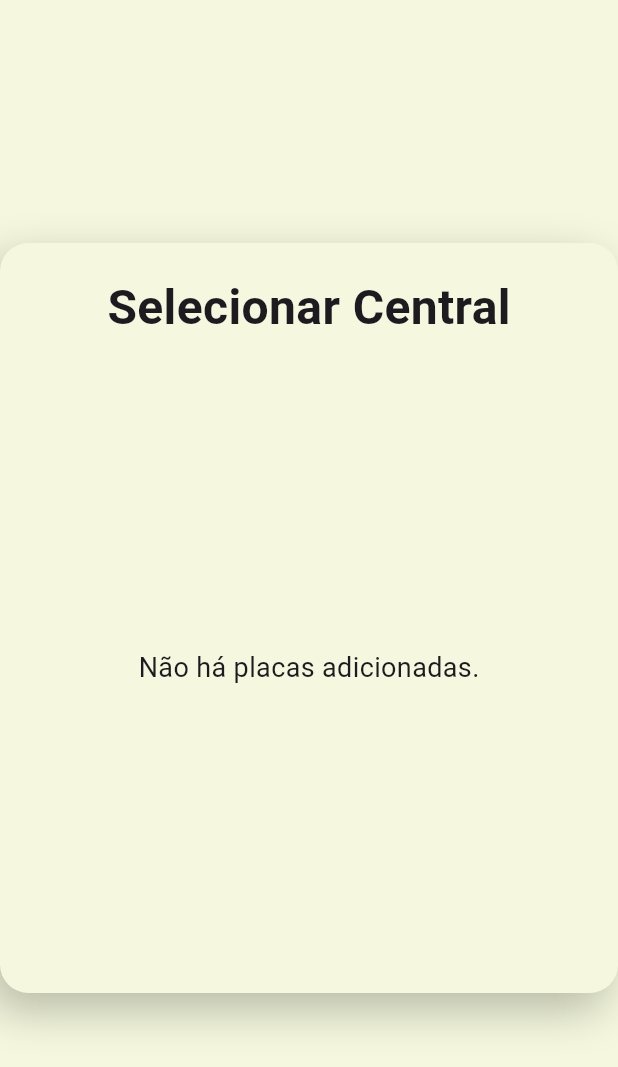
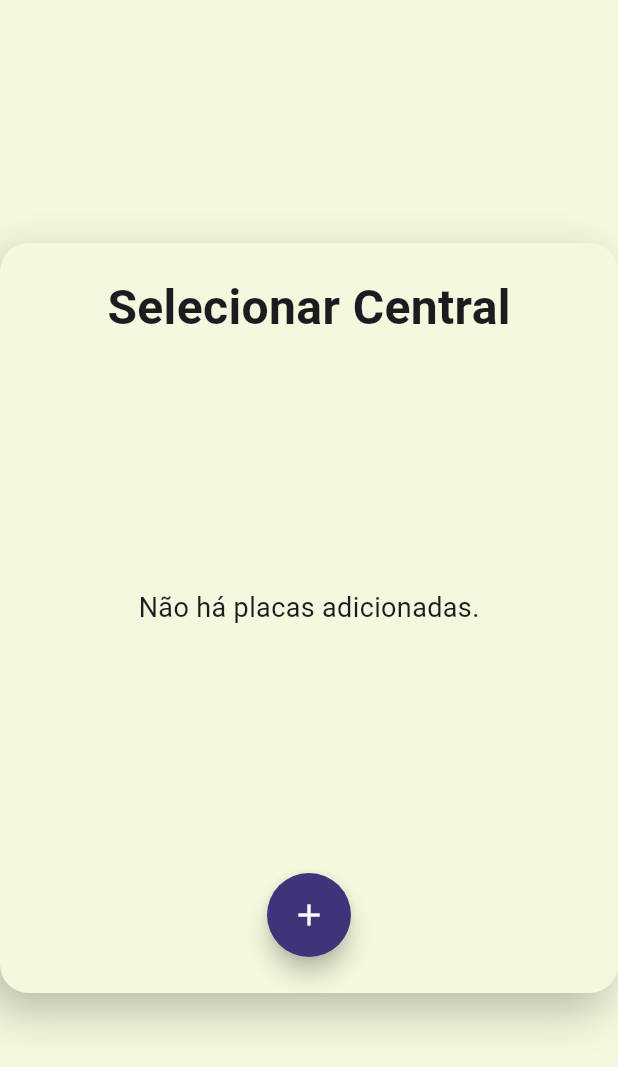
Before and after one commit to CarlosHMms/solosmart-v2, a Flutter app: the PlacasView screen opened directly with empty values, on a phone screen of 412 x 824 dp. Shown: the top 1067 px of the screen. Run offline on Flutter 3.47's test engine with Material 3 defaults, Android fonts, the phone set to English and light mode, and no system bars; our stand-ins replace fl_chart, image_picker; missing offline and left inert: dart:html.

Commit message:
correções, botão add placa, espacamento paginação relatorios e cascade bd

```diff
--- a/solosmart_flutter/lib/views/placas_view.dart
+++ b/solosmart_flutter/lib/views/placas_view.dart
@@ -70,8 +70,8 @@ class _PlacasViewState extends State<PlacasView> {
         print('Dados buscado com sucesso para a placa $placaId.');
         widget.onDashboardSelected(1);
       } else {
-          final response = await _generatedata.gerarDados(placaId, token!);
-          if (response.statusCode == 200) {
+        final response = await _generatedata.gerarDados(placaId, token!);
+        if (response.statusCode == 200) {
           final Map<String, dynamic> responseData = jsonDecode(response.body);
           Map<String, dynamic>? dados = responseData['data'];
           if (dados != null) {
@@ -85,17 +85,16 @@ class _PlacasViewState extends State<PlacasView> {
     }
   }
 
-  Future<void> _deletar(int placaId) async{
-    try{
+  Future<void> _deletar(int placaId) async {
+    try {
       final response = await _placaController.removerPlaca(token!, placaId);
 
       if (response.statusCode == 200) {
         print(response.body);
-
       } else {
         print("Erro ao excluir a placa: ${response.body}");
       }
-    }catch (e){
+    } catch (e) {
       print('Erro ao deletar placa: $e');
     }
   }
@@ -138,7 +137,8 @@ class _PlacasViewState extends State<PlacasView> {
             onPressed: () => _onPlacaSelecionada(placaName, placaId),
             style: ElevatedButton.styleFrom(
               backgroundColor: const Color.fromRGBO(65, 51, 122, 1),
-              padding: const EdgeInsets.symmetric(vertical: 12.0, horizontal: 20.0),
+              padding:
+                  const EdgeInsets.symmetric(vertical: 12.0, horizontal: 20.0),
               minimumSize: const Size(150, 0),
             ),
             child: Text(
@@ -154,7 +154,8 @@ class _PlacasViewState extends State<PlacasView> {
                       width: 150,
                       child: TextField(
                         controller: _nameController,
-                        decoration: const InputDecoration(hintText: 'Novo nome'),
+                        decoration:
+                            const InputDecoration(hintText: 'Novo nome'),
                       ),
                     ),
                     IconButton(
@@ -261,6 +262,15 @@ class _PlacasViewState extends State<PlacasView> {
                                 },
                               ),
                       ),
+                      Padding(
+                        padding: const EdgeInsets.only(bottom: 24.0),
+                        child: FloatingActionButton(
+                          onPressed: widget.onAddButtonPressed,
+                          backgroundColor: const Color.fromRGBO(65, 51, 122, 1),
+                          child: const Icon(Icons.add, color: Colors.white),
+                          shape: const CircleBorder(),
+                        ),
+                      ),
                     ],
                   ),
                 ),
```
Also changed, not shown: solosmart_flutter/lib/views/relatorios_view.dart (+8 -1 lines), 2 other files.
